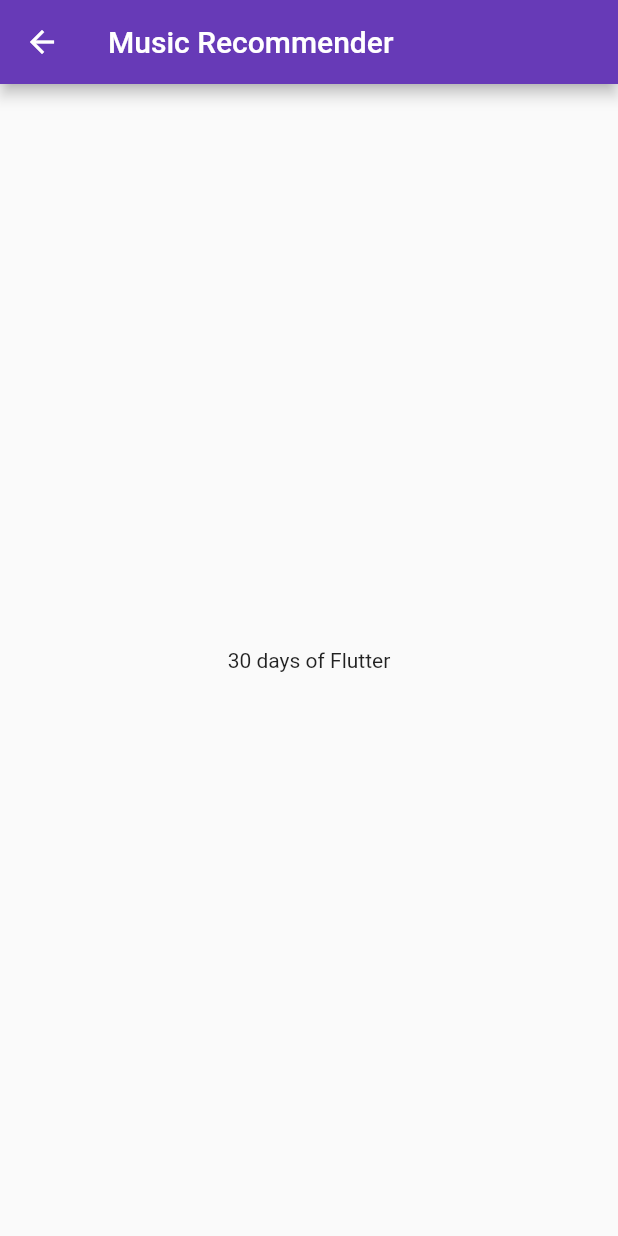
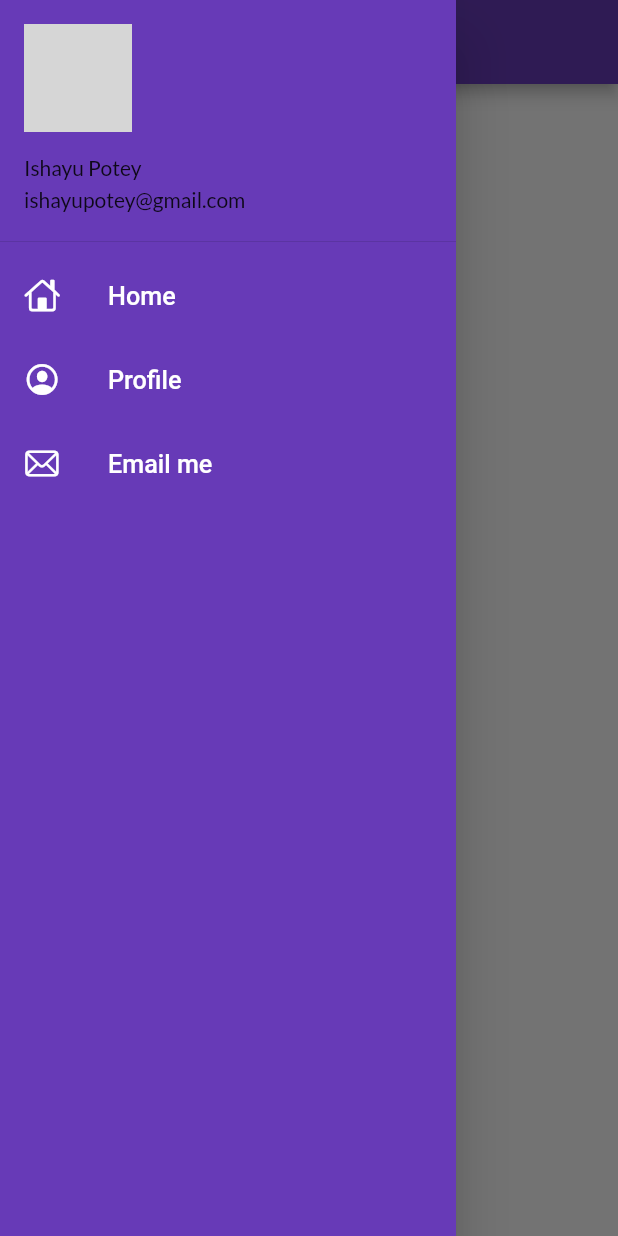
Before and after one commit to ISH2YU/FLutter-30Days, a Flutter app: the HomePage screen opened by its route, with the side drawer open (before the commit the screen has no drawer), on a phone screen of 412 x 824 dp. Run offline on Flutter 3.47's test engine with Material 2 defaults, Android fonts, the phone set to English and light mode, and no system bars; our stand-ins replace google_fonts; network calls fail; grey boxes are pictures that could not be loaded.

Commit message:
Day-8 Done

```diff
--- a/lib/main.dart
+++ b/lib/main.dart
@@ -20,7 +20,8 @@ class MyApp extends StatelessWidget {
       darkTheme: ThemeData(
         brightness: Brightness.dark,
       ),
-      initialRoute: LoginPage.id,
+      debugShowCheckedModeBanner: false,
+      initialRoute: HomePage.id,
       routes: {
         HomePage.id: (context) => HomePage(),
         LoginPage.id: (context) => LoginPage(),
--- a/lib/pages/homepage.dart
+++ b/lib/pages/homepage.dart
@@ -1,4 +1,6 @@
 import 'package:flutter/material.dart';
+
+import '../widgets/drawer.dart';
 
 class HomePage extends StatelessWidget {
   static const String id = 'homepage';
@@ -8,9 +10,15 @@ class HomePage extends StatelessWidget {
   @override
   Widget build(BuildContext context) {
     return Scaffold(
-        appBar: AppBar(
-          title: Text("Music Recommender"),
+      appBar: AppBar(
+        title: Text("Music Recommender"),
+      ),
+      body: Center(
+        child: Container(
+          child: Text("Welcome to 30 days of flutter"),
         ),
-        body: Center(child: Container(child: Text("30 days of Flutter"))));
+      ),
+      drawer: MyDrawer(),
+    );
   }
 }
--- /dev/null
+++ b/lib/widgets/drawer.dart
@@ -0,0 +1,70 @@
+import 'package:flutter/cupertino.dart';
+import 'package:flutter/material.dart';
+
+class MyDrawer extends StatelessWidget {
+  @override
+  Widget build(BuildContext context) {
+    final imageUrl =
+        "https://avatars.githubusercontent.com/u/12619420?s=460&u=26db98cbde1dd34c7c67b85c240505a436b2c36d&v=4";
+    return Drawer(
+      child: Container(
+        color: Colors.deepPurple,
+        child: ListView(
+          padding: EdgeInsets.zero,
+          children: [
+            DrawerHeader(
+              padding: EdgeInsets.zero,
+              child: UserAccountsDrawerHeader(
+                margin: EdgeInsets.zero,
+                accountName: Text("Ishayu Potey"),
+                accountEmail: Text("ishayupotey@gmail.com"),
+                currentAccountPicture: CircleAvatar(
+                  backgroundImage: NetworkImage(imageUrl),
+                ),
+              ),
+            ),
+            ListTile(
+              leading: Icon(
+                CupertinoIcons.home,
+                color: Colors.white,
+              ),
+              title: Text(
+                "Home",
+                textScaleFactor: 1.2,
+                style: TextStyle(
+                  color: Colors.white,
+                ),
+              ),
+            ),
+            ListTile(
+              leading: Icon(
+                CupertinoIcons.profile_circled,
+                color: Colors.white,
+              ),
+              title: Text(
+                "Profile",
+                textScaleFactor: 1.2,
+                style: TextStyle(
+                  color: Colors.white,
+                ),
+              ),
+            ),
+            ListTile(
+              leading: Icon(
+                CupertinoIcons.mail,
+                color: Colors.white,
+              ),
+              title: Text(
+                "Email me",
+                textScaleFactor: 1.2,
+                style: TextStyle(
+                  color: Colors.white,
+                ),
+              ),
+            )
+          ],
+        ),
+      ),
+    );
+  }
+}
```
